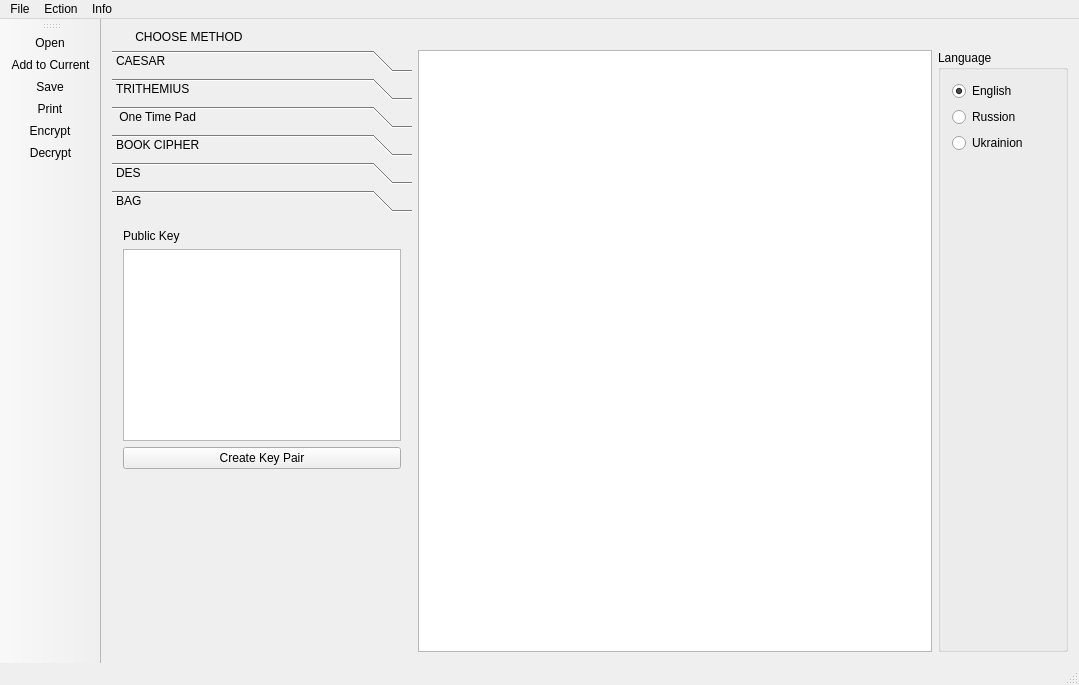
TatianaLebedik/encryption-and-decryption-algorithms, file mainwindow.ui: the form before one commit.
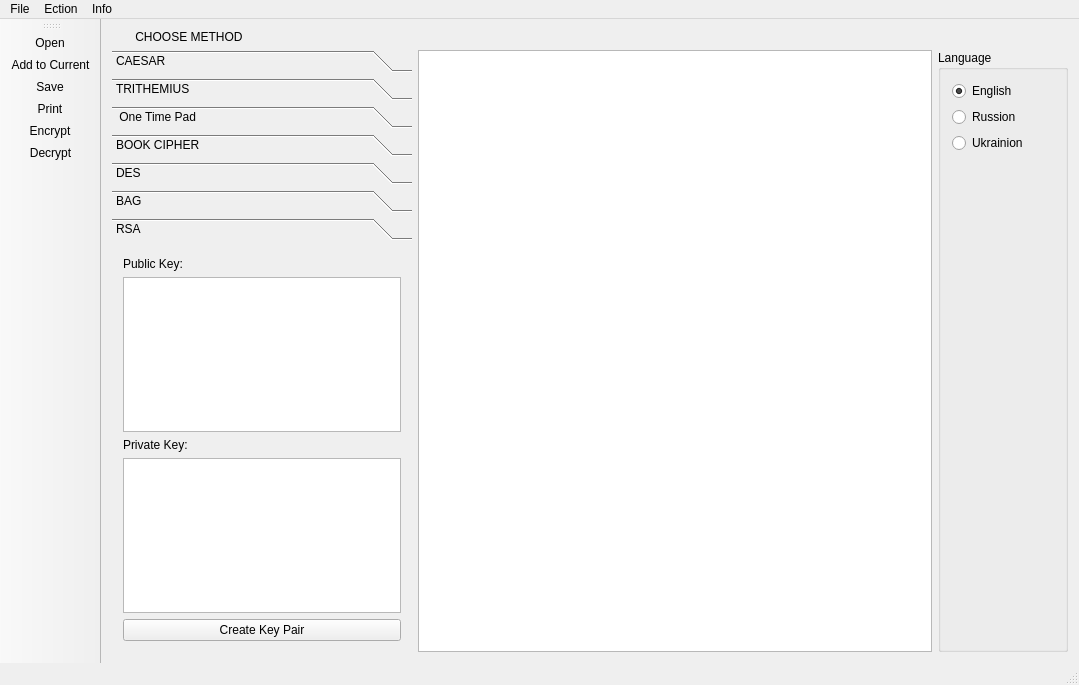
The form after the commit. Icons and pictures are not drawn.

Diff of the .ui file:
```diff
--- a/mainwindow.ui
+++ b/mainwindow.ui
@@ -108,7 +108,7 @@
        </size>
       </property>
       <property name="currentIndex">
-       <number>5</number>
+       <number>6</number>
       </property>
       <widget class="QWidget" name="caesar_page">
        <property name="geometry">
@@ -513,6 +513,14 @@
        </layout>
       </widget>
       <widget class="QWidget" name="bag_page">
+       <property name="geometry">
+        <rect>
+         <x>0</x>
+         <y>0</y>
+         <width>300</width>
+         <height>380</height>
+        </rect>
+       </property>
        <attribute name="label">
         <string>BAG</string>
        </attribute>
@@ -549,6 +557,40 @@
         </item>
        </layout>
       </widget>
+      <widget class="QWidget" name="rsa_page">
+       <attribute name="label">
+        <string>RSA</string>
+       </attribute>
+       <layout class="QGridLayout" name="gridLayout_11">
+        <item row="4" column="0">
+         <widget class="QLabel" name="label_13">
+          <property name="text">
+           <string>Private Key:</string>
+          </property>
+         </widget>
+        </item>
+        <item row="5" column="0">
+         <widget class="QTextEdit" name="rsa_private_key_textEdit"/>
+        </item>
+        <item row="2" column="0">
+         <widget class="QLabel" name="label_15">
+          <property name="text">
+           <string>Public Key:</string>
+          </property>
+         </widget>
+        </item>
+        <item row="3" column="0">
+         <widget class="QTextEdit" name="rsa_public_key_textEdit"/>
+        </item>
+        <item row="6" column="0">
+         <widget class="QPushButton" name="rsa_create_key_pair_pushButton">
+          <property name="text">
+           <string>Create Key Pair</string>
+          </property>
+         </widget>
+        </item>
+       </layout>
+      </widget>
      </widget>
     </item>
    </layout>
```
Left out of the diff: 30 changed lines with no effect on the pictures.
